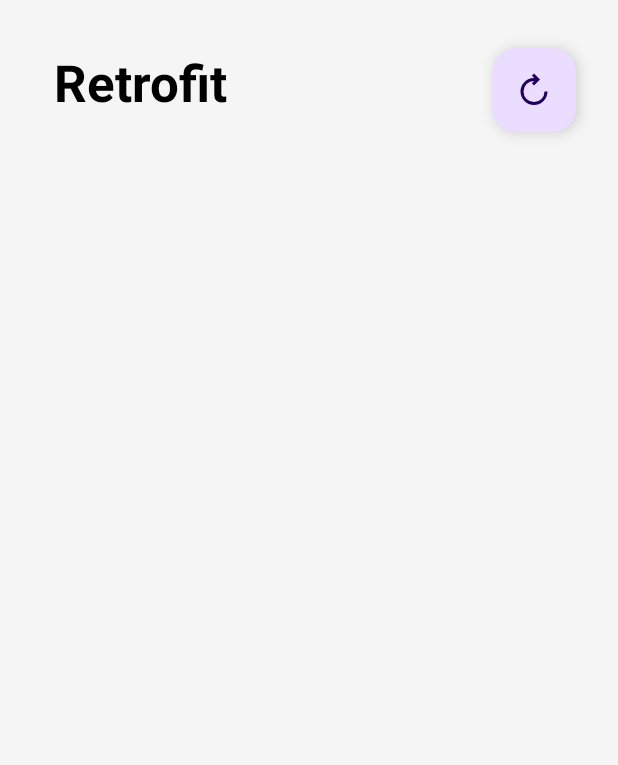
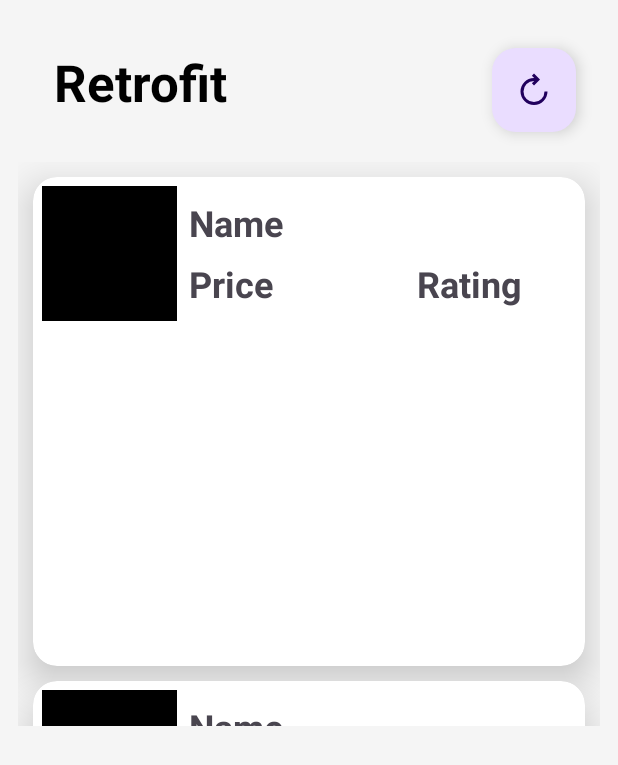
Before and after one commit to koraish3438/Retrofit, an Android app: the layout activity_product.xml on its own in the app's theme, with its tools: preview values and no code run, on a phone screen of 412 x 824 dp. Shown: the top 765 px of the screen. Run offline under Robolectric (Android 15) with nearby library versions, the phone set to English and light mode, and no system bars.

Commit message:
Third commit

```diff
--- a/app/build.gradle.kts
+++ b/app/build.gradle.kts
@@ -53,6 +53,10 @@ dependencies {
     implementation("com.squareup.retrofit2:retrofit:2.9.0")
     // Converter for JSON (e.g., Gson)
     implementation("com.squareup.retrofit2:converter-gson:2.9.0")
+    // ViewModel
+    implementation("androidx.lifecycle:lifecycle-viewmodel-ktx:2.8.0")
+    // LiveData
+    implementation("androidx.lifecycle:lifecycle-livedata-ktx:2.8.0")
     //Glide dependency
     implementation("com.github.bumptech.glide:glide:5.0.5")
 }
--- a/app/src/main/java/com/example/retrofit/ApiClient.kt
+++ b/app/src/main/java/com/example/retrofit/ApiClient.kt
@@ -1,4 +1,13 @@
 package com.example.retrofit
 
+import retrofit2.Retrofit
+import retrofit2.converter.gson.GsonConverterFactory
+
 object ApiClient {
+    val retrofit = Retrofit.Builder()
+        .baseUrl("https://fakestoreapi.com/")
+        .addConverterFactory(GsonConverterFactory.create())
+        .build()
+
+    val apiService = retrofit.create(ApiService::class.java)
 }
--- a/app/src/main/java/com/example/retrofit/ApiService.kt
+++ b/app/src/main/java/com/example/retrofit/ApiService.kt
@@ -1,4 +1,8 @@
 package com.example.retrofit
 
+import retrofit2.http.GET
+
 interface ApiService {
+    @GET("products")
+    suspend fun getProduct(): List<ProductModel>
 }
--- a/app/src/main/java/com/example/retrofit/ProductModel.kt
+++ b/app/src/main/java/com/example/retrofit/ProductModel.kt
@@ -1,7 +1,8 @@
 package com.example.retrofit
 
 data class ProductModel(
-    val id: Int,
+    val image: String,
     val title: String,
     val price: Double,
+    val rating: Double
 )
--- /dev/null
+++ b/app/src/main/java/com/example/retrofit/ProductViewModel.kt
@@ -0,0 +1,4 @@
+package com.example.retrofit
+
+class ProductViewModel {
+}
--- a/app/src/main/res/layout/activity_product.xml
+++ b/app/src/main/res/layout/activity_product.xml
@@ -41,6 +41,9 @@
         android:layout_width="match_parent"
         android:layout_height="0dp"
         android:layout_marginTop="20dp"
+        android:paddingBottom="40dp"
+        android:clipToPadding="false"
+        tools:listitem="@layout/product_item_list"
         app:layout_constraintEnd_toEndOf="parent"
         app:layout_constraintHorizontal_bias="0.0"
         app:layout_constraintStart_toStartOf="parent"
--- a/app/src/main/res/layout/product_item_list.xml
+++ b/app/src/main/res/layout/product_item_list.xml
@@ -1,6 +1,67 @@
 <?xml version="1.0" encoding="utf-8"?>
-<androidx.constraintlayout.widget.ConstraintLayout xmlns:android="http://schemas.android.com/apk/res/android"
+<androidx.cardview.widget.CardView
+    xmlns:android="http://schemas.android.com/apk/res/android"
     android:layout_width="match_parent"
-    android:layout_height="match_parent">
+    android:layout_height="match_parent"
+    xmlns:app="http://schemas.android.com/apk/res-auto"
+    app:cardElevation="15dp"
+    app:cardCornerRadius="16dp"
+    android:layout_marginTop="10dp"
+    android:layout_marginHorizontal="10dp"
+    android:id="@+id/topCard">
 
-</androidx.constraintlayout.widget.ConstraintLayout>
+    <androidx.constraintlayout.widget.ConstraintLayout
+        android:layout_width="match_parent"
+        android:layout_height="wrap_content"
+        android:padding="6dp">
+
+        <ImageView
+            android:id="@+id/productImage"
+            android:layout_width="90dp"
+            android:layout_height="90dp"
+            android:src="@color/black"
+            app:layout_constraintBottom_toBottomOf="parent"
+            app:layout_constraintStart_toStartOf="parent"
+            app:layout_constraintTop_toTopOf="parent" />
+
+        <TextView
+            android:id="@+id/productNmae"
+            android:layout_width="0dp"
+            android:layout_height="wrap_content"
+            android:layout_marginHorizontal="8dp"
+            android:layout_marginTop="8dp"
+            android:text="Name"
+            android:textSize="24sp"
+            android:textStyle="bold"
+            app:layout_constraintEnd_toEndOf="parent"
+            app:layout_constraintHorizontal_bias="0.0"
+            app:layout_constraintStart_toEndOf="@+id/productImage"
+            app:layout_constraintTop_toTopOf="@+id/productImage" />
+
+        <TextView
+            android:id="@+id/productPrice"
+            android:layout_width="0dp"
+            android:layout_height="wrap_content"
+            android:layout_marginHorizontal="8dp"
+            android:layout_marginTop="8dp"
+            android:text="Price"
+            android:textSize="24sp"
+            android:textStyle="bold"
+            app:layout_constraintStart_toEndOf="@+id/productImage"
+            app:layout_constraintTop_toBottomOf="@+id/productNmae" />
+
+        <TextView
+            android:id="@+id/productRating"
+            android:layout_width="0dp"
+            android:layout_height="wrap_content"
+            android:layout_marginHorizontal="8dp"
+            android:layout_marginStart="96dp"
+            android:text="Rating"
+            android:textSize="24sp"
+            android:textStyle="bold"
+            app:layout_constraintStart_toEndOf="@+id/productPrice"
+            app:layout_constraintTop_toTopOf="@+id/productPrice" />
+
+    </androidx.constraintlayout.widget.ConstraintLayout>
+
+</androidx.cardview.widget.CardView>
```
